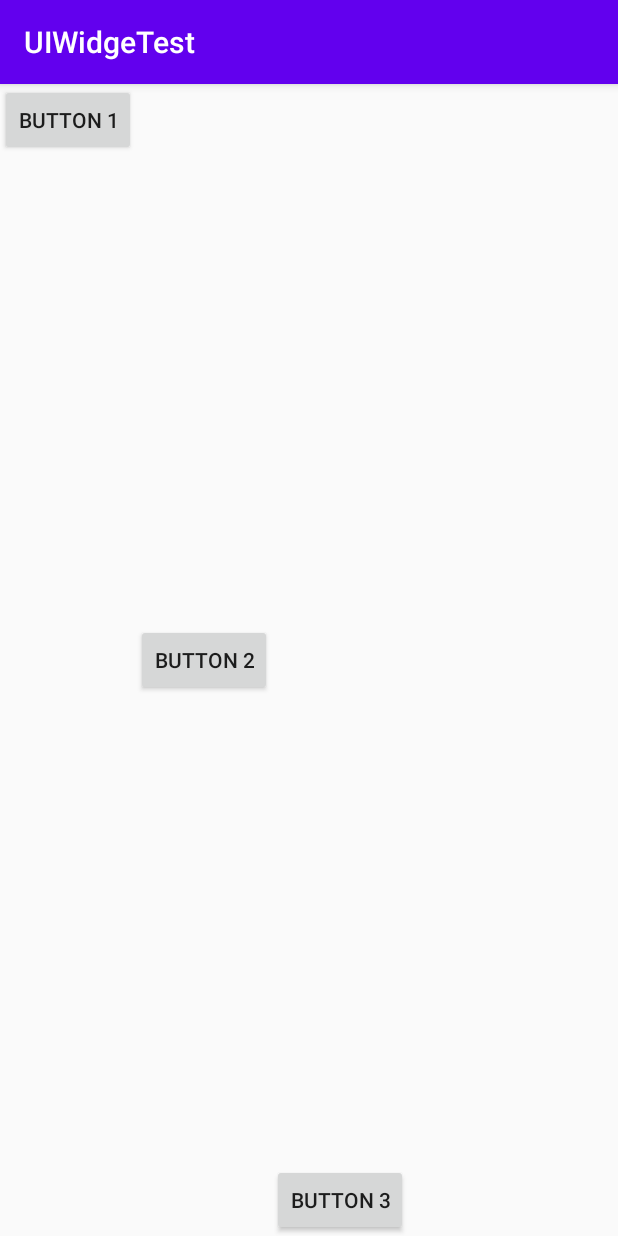
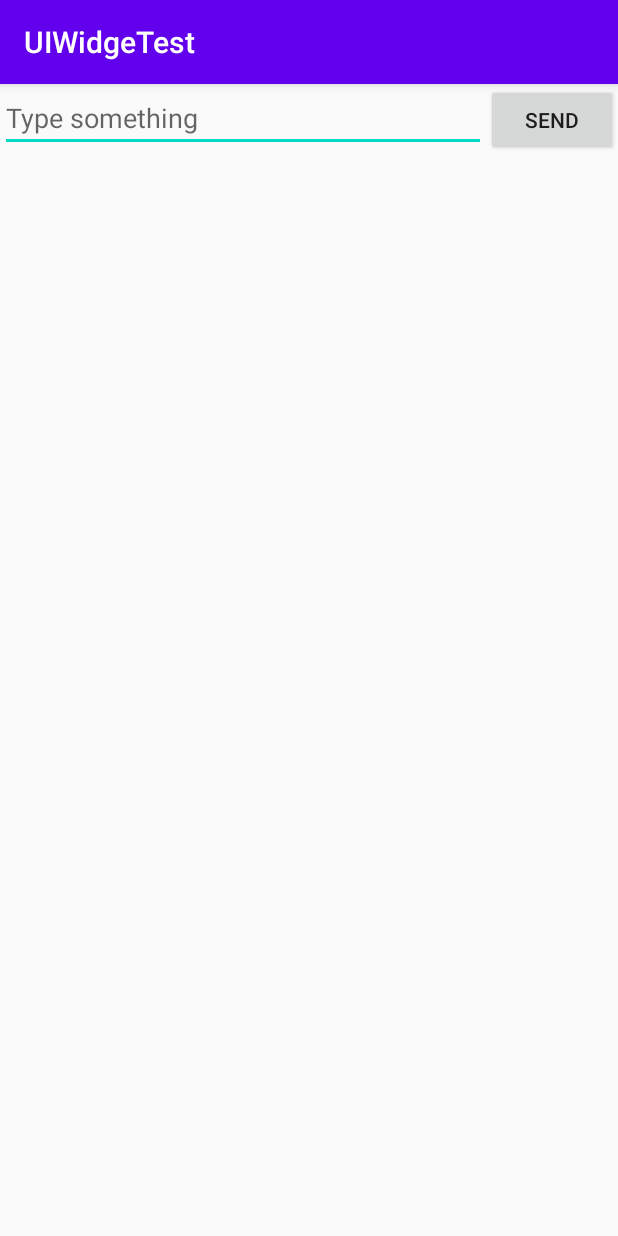
Before and after one commit to xiaogangwei/2018118104_Android, an Android app: the screen it shows after launch (MainActivity), on a phone screen of 412 x 824 dp. Run offline under Robolectric (Android 15) with nearby library versions, the phone set to English and light mode, and no system bars.

Commit message:
线性布局.weight

```diff
--- a/MyApplication03/app/src/main/res/layout/activity_main.xml
+++ b/MyApplication03/app/src/main/res/layout/activity_main.xml
@@ -4,24 +4,17 @@
     android:layout_width="match_parent"
     android:layout_height="match_parent">
 
+    <EditText
+        android:id="@+id/input_message"
+        android:layout_width="0dp"
+        android:layout_height="wrap_content"
+        android:layout_weight="1"
+        android:hint="Type something"
+        />
+
     <Button
         android:id="@+id/button1"
         android:layout_width="wrap_content"
         android:layout_height="wrap_content"
-        android:layout_gravity="top"
-        android:text="Button 1" />
-
-    <Button
-        android:id="@+id/button2"
-        android:layout_width="wrap_content"
-        android:layout_height="wrap_content"
-        android:layout_gravity="center_vertical"
-        android:text="Button 2" />
-
-    <Button
-        android:id="@+id/button3"
-        android:layout_width="wrap_content"
-        android:layout_height="wrap_content"
-        android:layout_gravity="bottom"
-        android:text="Button 3" />
+        android:text="Send" />
 </LinearLayout>
```
Also changed, not shown: 1 other file.
